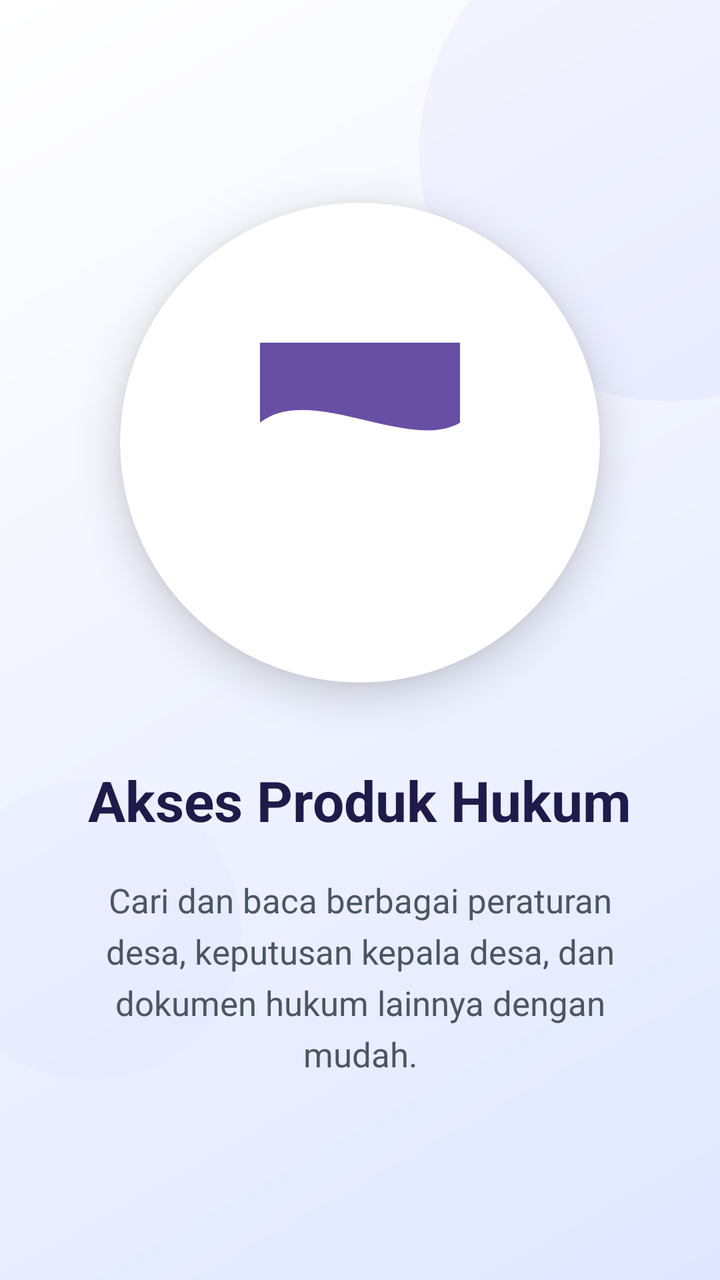
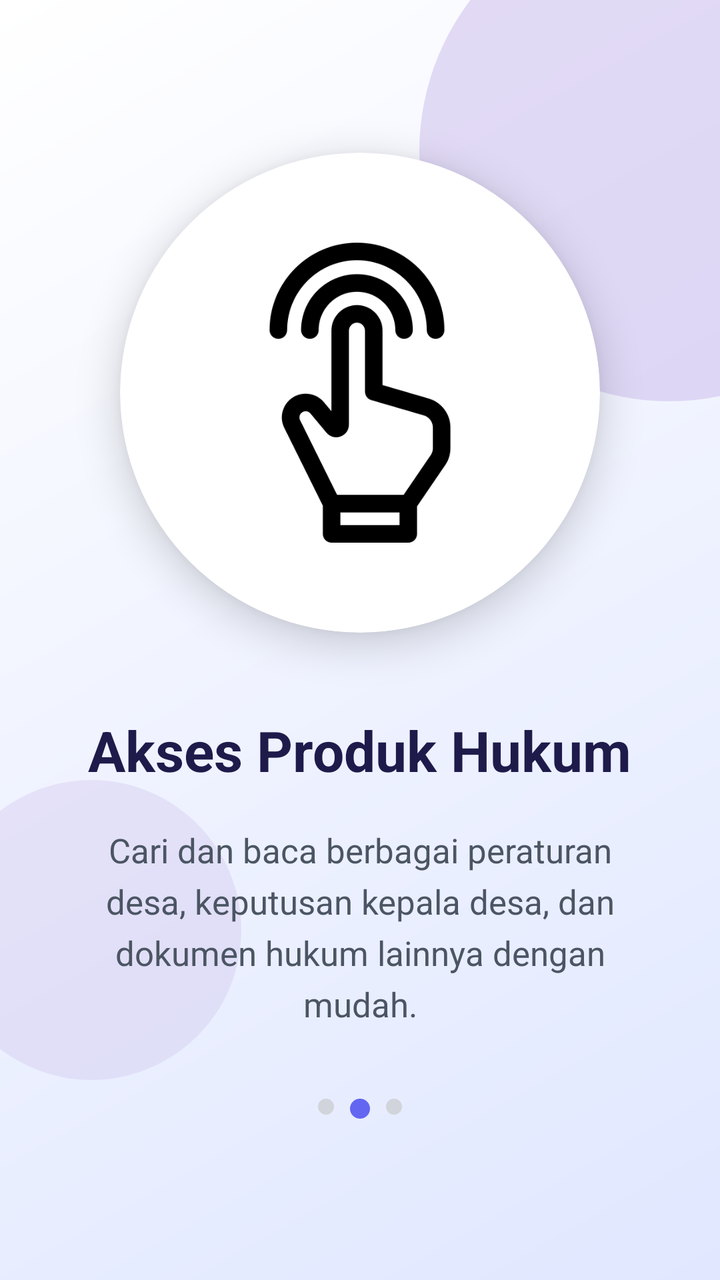

An Android layout rendered at two revisions. The XML below is the earlier revision; the diff shows what the commit changed to produce the second picture.
<!-- AndroidManifest.xml: application theme Theme.Anaanlume -->
<!-- res/layout/fragment_tutorial2.xml -->
<?xml version="1.0" encoding="utf-8"?>
<androidx.constraintlayout.widget.ConstraintLayout xmlns:android="http://schemas.android.com/apk/res/android"
    xmlns:app="http://schemas.android.com/apk/res-auto"
    android:layout_width="match_parent"
    android:layout_height="match_parent"
    android:background="@drawable/bg_onboarding">

    
    <View
        android:layout_width="250dp"
        android:layout_height="250dp"
        android:layout_marginTop="-50dp"
        android:layout_marginEnd="-100dp"
        android:alpha="0.5"
        android:background="@drawable/ic_onboarding_deco"
        app:layout_constraintEnd_toEndOf="parent"
        app:layout_constraintTop_toTopOf="parent" />

    <View
        android:layout_width="150dp"
        android:layout_height="150dp"
        android:layout_marginStart="-30dp"
        android:layout_marginBottom="100dp"
        android:alpha="0.3"
        android:background="@drawable/ic_onboarding_deco"
        app:layout_constraintBottom_toBottomOf="parent"
        app:layout_constraintStart_toStartOf="parent" />

    <LinearLayout
        android:layout_width="match_parent"
        android:layout_height="match_parent"
        android:gravity="center"
        android:orientation="vertical"
        android:padding="32dp">

        <androidx.cardview.widget.CardView
            android:layout_width="240dp"
            android:layout_height="240dp"
            android:layout_marginBottom="40dp"
            app:cardCornerRadius="120dp"
            app:cardElevation="12dp"
            app:cardMaxElevation="15dp"
            app:cardPreventCornerOverlap="false">

            <ImageView
                android:id="@+id/ivTutorial2"
                android:layout_width="match_parent"
                android:layout_height="match_parent"
                android:padding="40dp"
                android:scaleType="centerInside"
                android:src="@drawable/bg_header_wave" />
        </androidx.cardview.widget.CardView>

        <TextView
            android:id="@+id/tvTitle2"
            android:layout_width="wrap_content"
            android:layout_height="wrap_content"
            android:lineSpacingExtra="4dp"
            android:text="Akses Produk Hukum"
            android:textAlignment="center"
            android:textColor="#1E1B4B"
            android:textSize="28sp"
            android:textStyle="bold" />

        <TextView
            android:id="@+id/tvDesc2"
            android:layout_width="match_parent"
            android:layout_height="wrap_content"
            android:layout_marginTop="20dp"
            android:lineSpacingExtra="6dp"
            android:text="Cari dan baca berbagai peraturan desa, keputusan kepala desa, dan dokumen hukum lainnya dengan mudah."
            android:textAlignment="center"
            android:textColor="#4B5563"
            android:textSize="17sp" />

    </LinearLayout>

</androidx.constraintlayout.widget.ConstraintLayout>
<!-- resources referenced by this layout -->
<resources>
  <!-- drawable bg_header_wave (drawable) -->
  <vector xmlns:android="http://schemas.android.com/apk/res/android"
      android:width="100dp"
      android:height="100dp"
      android:viewportWidth="100"
      android:viewportHeight="100">
  
  
      <path
          android:fillColor="?attr/colorPrimary"
          android:pathData="
              M0,0
              L100,0
              L100,40
              C 75,55
                25,20
                0,40
              Z" />
  </vector>
  <!-- drawable bg_onboarding (drawable) -->
  <?xml version="1.0" encoding="utf-8"?>
  <shape xmlns:android="http://schemas.android.com/apk/res/android"
      android:shape="rectangle">
      <gradient
          android:angle="135"
          android:endColor="#FFFFFF"
          android:startColor="#E0E7FF"
          android:type="linear" />
  </shape>
  <!-- drawable ic_onboarding_deco (drawable) -->
  <?xml version="1.0" encoding="utf-8"?>
  <shape xmlns:android="http://schemas.android.com/apk/res/android"
      android:shape="oval">
      <solid android:color="#1A6366F1" />
  </shape>
  <style name="Theme.Anaanlume" parent="Base.Theme.Anaanlume" />
  <style name="Base.Theme.Anaanlume" parent="Theme.Material3.DayNight.NoActionBar">
          
          
      </style>
</resources>

<!-- the commit's change to res/layout/fragment_tutorial2.xml (unified diff, before → after) -->
@@ -38,17 +38,15 @@
             android:layout_height="240dp"
             android:layout_marginBottom="40dp"
             app:cardCornerRadius="120dp"
-            app:cardElevation="12dp"
-            app:cardMaxElevation="15dp"
-            app:cardPreventCornerOverlap="false">
+            app:cardElevation="12dp">
 
             <ImageView
                 android:id="@+id/ivTutorial2"
                 android:layout_width="match_parent"
                 android:layout_height="match_parent"
-                android:padding="40dp"
+                android:padding="45dp"
                 android:scaleType="centerInside"
-                android:src="@drawable/bg_header_wave" />
+                android:src="@drawable/akses" />
         </androidx.cardview.widget.CardView>
 
         <TextView
@@ -73,6 +71,32 @@
             android:textColor="#4B5563"
             android:textSize="17sp" />
 
+        
+        <LinearLayout
+            android:layout_width="wrap_content"
+            android:layout_height="wrap_content"
+            android:layout_marginTop="32dp"
+            android:orientation="horizontal">
+
+            <View
+                android:layout_width="8dp"
+                android:layout_height="8dp"
+                android:layout_margin="4dp"
+                android:background="@drawable/tab_indicator_default" />
+
+            <View
+                android:layout_width="10dp"
+                android:layout_height="10dp"
+                android:layout_margin="4dp"
+                android:background="@drawable/tab_indicator_selected" />
+
+            <View
+                android:layout_width="8dp"
+                android:layout_height="8dp"
+                android:layout_margin="4dp"
+                android:background="@drawable/tab_indicator_default" />
+        </LinearLayout>
+
     </LinearLayout>
 
 </androidx.constraintlayout.widget.ConstraintLayout>
<!-- resource entries referenced after the edit -->
@@ -1,24 +1,6 @@
 <!-- resources referenced by this layout -->
 <resources>
-  <!-- drawable bg_header_wave (drawable) -->
-  <vector xmlns:android="http://schemas.android.com/apk/res/android"
-      android:width="100dp"
-      android:height="100dp"
-      android:viewportWidth="100"
-      android:viewportHeight="100">
-  
-  
-      <path
-          android:fillColor="?attr/colorPrimary"
-          android:pathData="
-              M0,0
-              L100,0
-              L100,40
-              C 75,55
-                25,20
-                0,40
-              Z" />
-  </vector>
+  <!-- drawable akses: png bitmap (drawable, 14368 bytes) -->
   <!-- drawable bg_onboarding (drawable) -->
   <?xml version="1.0" encoding="utf-8"?>
   <shape xmlns:android="http://schemas.android.com/apk/res/android"
@@ -33,7 +15,22 @@
   <?xml version="1.0" encoding="utf-8"?>
   <shape xmlns:android="http://schemas.android.com/apk/res/android"
       android:shape="oval">
-      <solid android:color="#1A6366F1" />
+      <solid android:color="#CABAEB" />
+  </shape>
+  <!-- drawable tab_indicator_default (drawable) -->
+  <?xml version="1.0" encoding="utf-8"?>
+  <shape xmlns:android="http://schemas.android.com/apk/res/android"
+      android:shape="oval">
+      <solid android:color="#D1D5DB" />
+      <size android:width="8dp" android:height="8dp" />
+  </shape>
+  <!-- drawable tab_indicator_selected (drawable) -->
+  <?xml version="1.0" encoding="utf-8"?>
+  <shape xmlns:android="http://schemas.android.com/apk/res/android"
+      android:shape="rectangle">
+      <solid android:color="#6366F1" />
+      <corners android:radius="6dp" />
+      <size android:width="24dp" android:height="8dp" />
   </shape>
   <style name="Theme.Anaanlume" parent="Base.Theme.Anaanlume" />
   <style name="Base.Theme.Anaanlume" parent="Theme.Material3.DayNight.NoActionBar">
